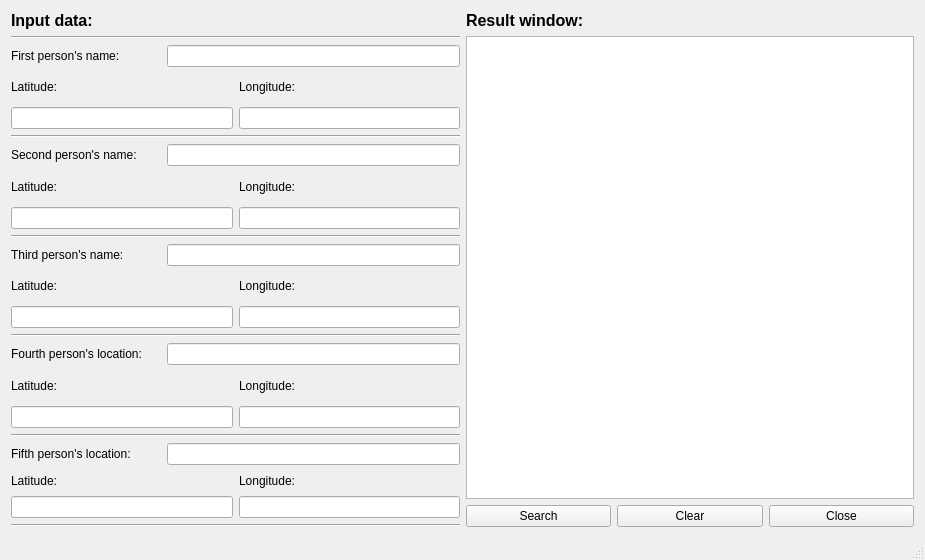
Before: the Qt Designer form client/mainwindow.ui in Lukas005/DP_MainCode, drawn with Qt 5.
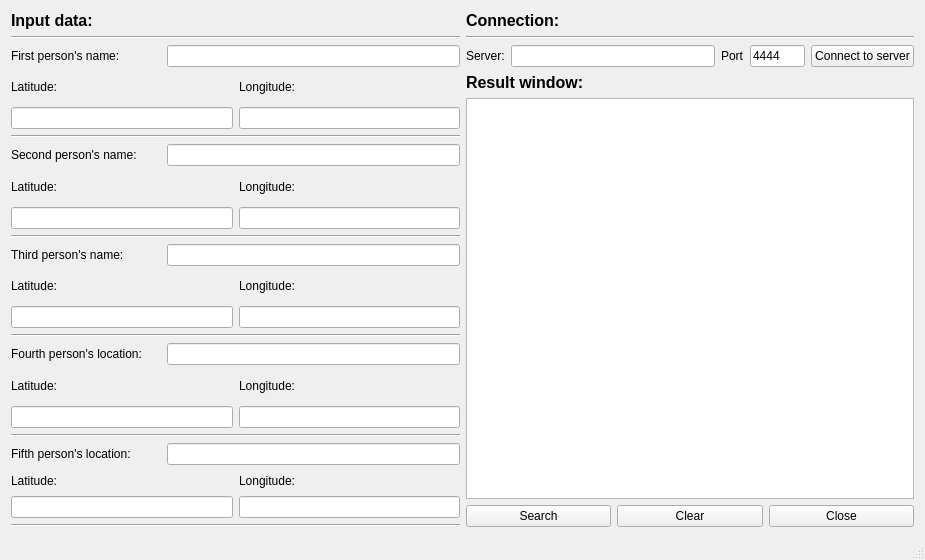
After: the same form once the commit is applied.

Commit message: Client: Update UI to enable server input connecting

What changed in the file:
```diff
--- a/client/mainwindow.ui
+++ b/client/mainwindow.ui
@@ -469,6 +469,79 @@
        <layout class="QVBoxLayout" name="ResultControlsLayout">
         <item>
          <layout class="QVBoxLayout" name="verticalLayout_2">
+          <item>
+           <layout class="QVBoxLayout" name="verticalLayout">
+            <item>
+             <layout class="QVBoxLayout" name="verticalLayout_3">
+              <item>
+               <widget class="QLabel" name="label_19">
+                <property name="font">
+                 <font>
+                  <pointsize>12</pointsize>
+                  <weight>75</weight>
+                  <bold>true</bold>
+                 </font>
+                </property>
+                <property name="text">
+                 <string>Connection:</string>
+                </property>
+               </widget>
+              </item>
+              <item>
+               <widget class="Line" name="line_8">
+                <property name="orientation">
+                 <enum>Qt::Horizontal</enum>
+                </property>
+               </widget>
+              </item>
+             </layout>
+            </item>
+            <item>
+             <layout class="QHBoxLayout" name="horizontalLayout_2">
+              <item>
+               <widget class="QLabel" name="label_17">
+                <property name="text">
+                 <string>Server:</string>
+                </property>
+               </widget>
+              </item>
+              <item>
+               <widget class="QLineEdit" name="ServerLineEdit"/>
+              </item>
+              <item>
+               <widget class="QLabel" name="label_18">
+                <property name="text">
+                 <string>Port</string>
+                </property>
+               </widget>
+              </item>
+              <item>
+               <widget class="QLineEdit" name="PortLineEdit">
+                <property name="maximumSize">
+                 <size>
+                  <width>55</width>
+                  <height>16777215</height>
+                 </size>
+                </property>
+                <property name="text">
+                 <string>4444</string>
+                </property>
+                <property name="maxLength">
+                 <number>4</number>
+                </property>
+               </widget>
+              </item>
+              <item>
+               <widget class="QPushButton" name="pushButton_4">
+                <property name="text">
+                 <string>Connect to server</string>
+                </property>
+               </widget>
+              </item>
+             </layout>
+            </item>
+           </layout>
+          </item>
           <item>
            <widget class="QLabel" name="label">
             <property name="font">
```
The commit also changes 2 other files.
